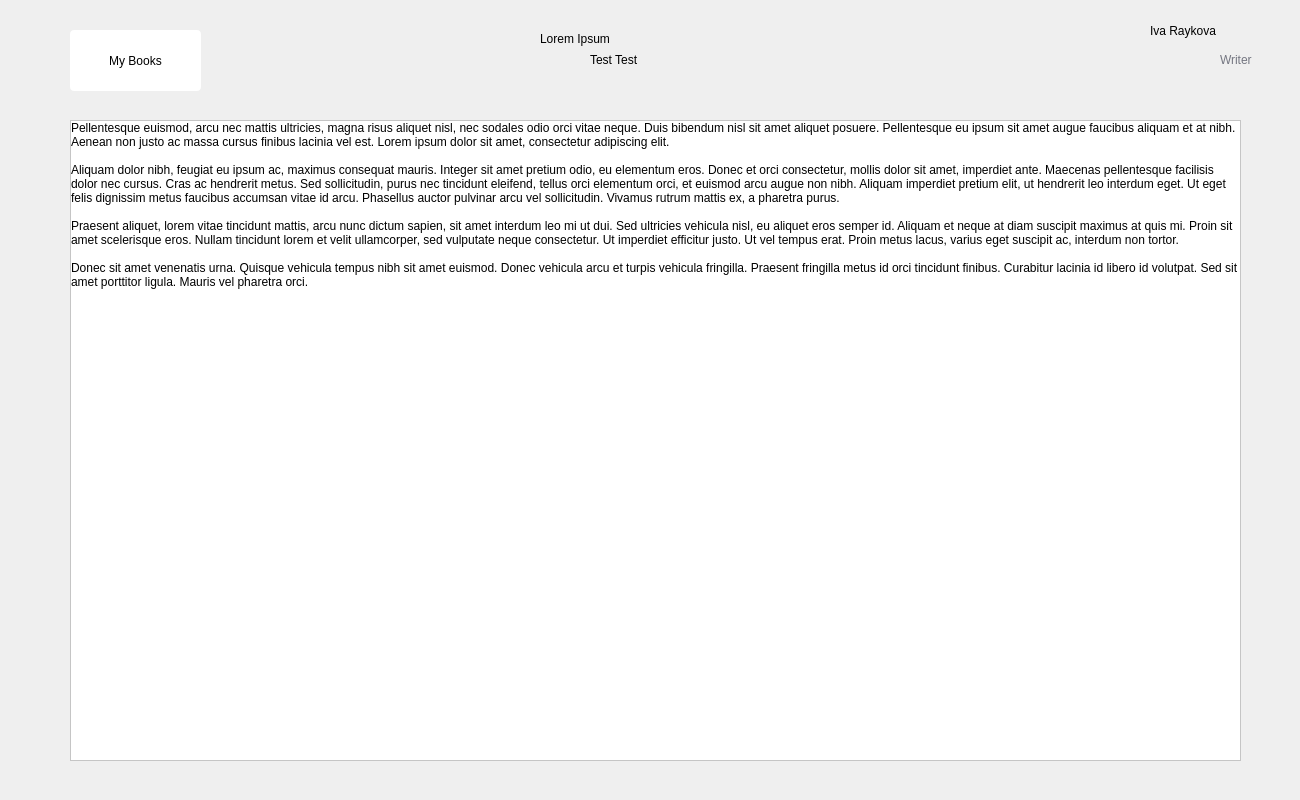
The window that codeyapp/presentationLayer/readbook.ui (codingburgas/10grade-christmas-luck-codey) describes before a commit, drawn with Qt 5.
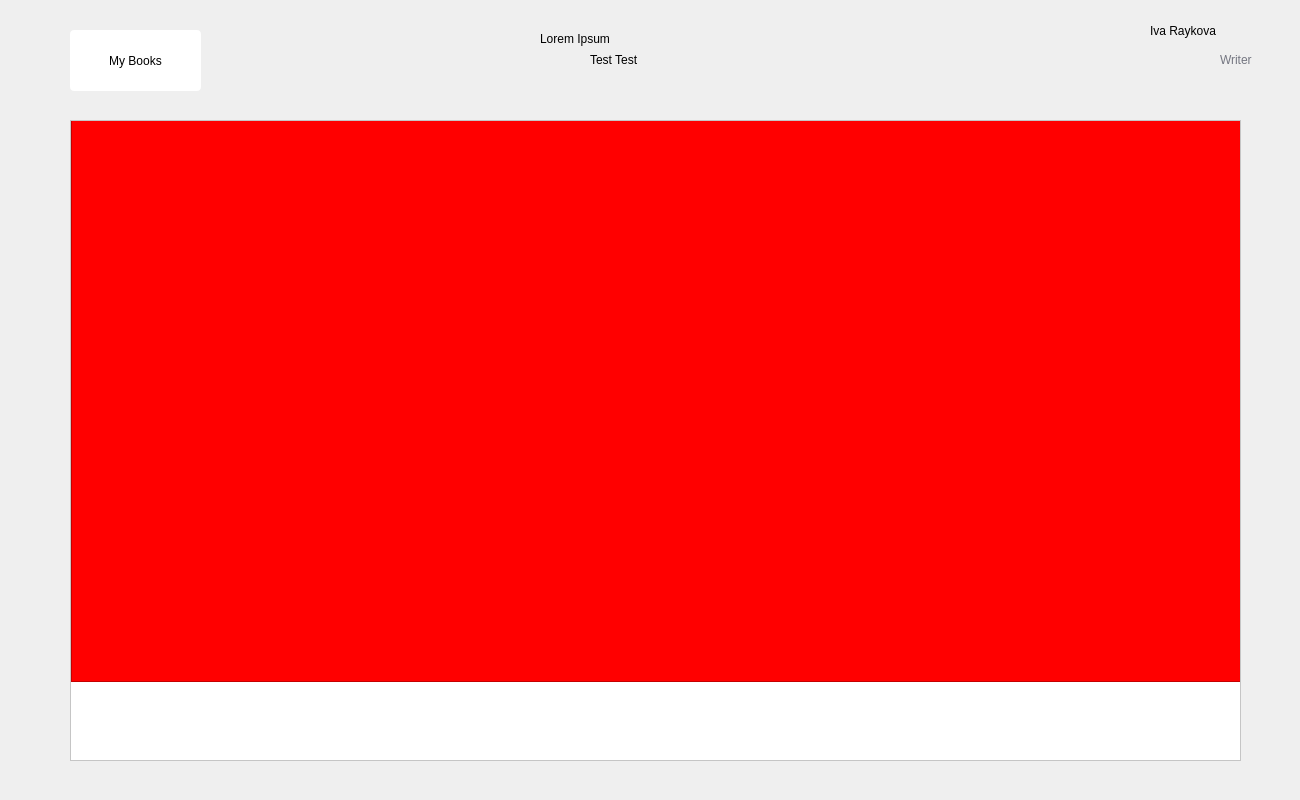
The same window after the commit.

Commit message: Pass content

The edit to the form file:
```diff
--- a/codeyapp/presentationLayer/readbook.ui
+++ b/codeyapp/presentationLayer/readbook.ui
@@ -93,7 +93,7 @@
       <height>639</height>
      </rect>
     </property>
-    <widget class="QLabel" name="label">
+    <widget class="QTextEdit" name="contentInput">
      <property name="geometry">
       <rect>
        <x>0</x>
@@ -103,24 +103,7 @@
       </rect>
      </property>
      <property name="styleSheet">
-      <string notr="true">background-color: #ffffff;</string>
-     </property>
-     <property name="text">
-      <string>Lorem ipsum dolor sit amet, consectetur adipiscing elit. Nulla ac tincidunt ante, sed blandit erat. Curabitur nec blandit erat, vitae tempor mauris. Sed tristique molestie leo, ac facilisis libero scelerisque nec. Proin imperdiet odio eget nibh faucibus, at cursus lacus rutrum. Pellentesque ornare pharetra lacus, eu pulvinar orci. Fusce a libero massa. Ut felis mauris, sollicitudin a cursus eget, porta vel eros. Sed at efficitur turpis.
-
-Nunc efficitur luctus metus ac luctus. Sed viverra vel urna nec facilisis. Integer tempor eget dolor id fermentum. Aenean sed libero eget ex volutpat maximus. Fusce odio dolor, ultrices in ultricies eget, tincidunt eget mauris. Praesent vehicula diam in lacus porta molestie. Etiam eget finibus eros, quis lobortis sapien. In hac habitasse platea dictumst. Pellentesque habitant morbi tristique senectus et netus et malesuada fames ac turpis egestas. Pellentesque euismod, arcu nec mattis ultricies, magna risus aliquet nisl, nec sodales odio orci vitae neque. Duis bibendum nisl sit amet aliquet posuere. Pellentesque eu ipsum sit amet augue faucibus aliquam et at nibh. Aenean non justo ac massa cursus finibus lacinia vel est. Lorem ipsum dolor sit amet, consectetur adipiscing elit.
-
-Aliquam dolor nibh, feugiat eu ipsum ac, maximus consequat mauris. Integer sit amet pretium odio, eu elementum eros. Donec et orci consectetur, mollis dolor sit amet, imperdiet ante. Maecenas pellentesque facilisis dolor nec cursus. Cras ac hendrerit metus. Sed sollicitudin, purus nec tincidunt eleifend, tellus orci elementum orci, et euismod arcu augue non nibh. Aliquam imperdiet pretium elit, ut hendrerit leo interdum eget. Ut eget felis dignissim metus faucibus accumsan vitae id arcu. Phasellus auctor pulvinar arcu vel sollicitudin. Vivamus rutrum mattis ex, a pharetra purus.
-
-Praesent aliquet, lorem vitae tincidunt mattis, arcu nunc dictum sapien, sit amet interdum leo mi ut dui. Sed ultricies vehicula nisl, eu aliquet eros semper id. Aliquam et neque at diam suscipit maximus at quis mi. Proin sit amet scelerisque eros. Nullam tincidunt lorem et velit ullamcorper, sed vulputate neque consectetur. Ut imperdiet efficitur justo. Ut vel tempus erat. Proin metus lacus, varius eget suscipit ac, interdum non tortor.
-
-Donec sit amet venenatis urna. Quisque vehicula tempus nibh sit amet euismod. Donec vehicula arcu et turpis vehicula fringilla. Praesent fringilla metus id orci tincidunt finibus. Curabitur lacinia id libero id volutpat. Sed sit amet porttitor ligula. Mauris vel pharetra orci.</string>
-     </property>
-     <property name="alignment">
-      <set>Qt::AlignmentFlag::AlignLeading|Qt::AlignmentFlag::AlignLeft|Qt::AlignmentFlag::AlignTop</set>
-     </property>
-     <property name="wordWrap">
-      <bool>true</bool>
+      <string notr="true">background-color: #ff0000;</string>
      </property>
     </widget>
    </widget>
```
The commit also changes 11 other files.
